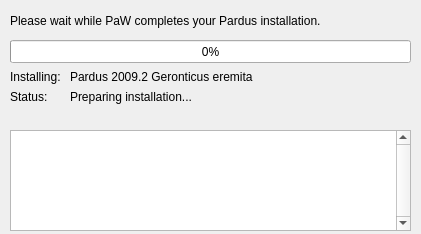
Before: the Qt Designer form playground/gsoc/PaW/src/ui/gui/installing.ui in pars-linux/uludag, drawn with Qt 5.
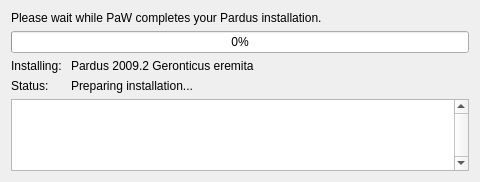
After: the same form once the commit is applied.

Commit message: updated installing screen ui. cd-rom count bugfix. gui still freezes.

Patch:
```diff
--- a/playground/gsoc/PaW/src/ui/gui/installing.ui
+++ b/playground/gsoc/PaW/src/ui/gui/installing.ui
@@ -6,48 +6,29 @@
    <rect>
     <x>0</x>
     <y>0</y>
-    <width>421</width>
-    <height>234</height>
+    <width>480</width>
+    <height>182</height>
    </rect>
   </property>
   <property name="windowTitle">
    <string/>
   </property>
+  <layout class="QGridLayout" name="gridLayout">
+   <item row="0" column="0">
   <widget class="QLabel" name="label">
-   <property name="geometry">
-    <rect>
-     <x>10</x>
-     <y>10</y>
-     <width>401</width>
-     <height>21</height>
-    </rect>
-   </property>
    <property name="text">
     <string>Please wait while PaW completes your Pardus installation.</string>
    </property>
   </widget>
+   </item>
+   <item row="1" column="0">
   <widget class="QProgressBar" name="progressBar">
-   <property name="geometry">
-    <rect>
-     <x>10</x>
-     <y>40</y>
-     <width>401</width>
-     <height>23</height>
-    </rect>
-   </property>
    <property name="value">
     <number>0</number>
    </property>
   </widget>
-  <widget class="QWidget" name="formLayoutWidget">
-   <property name="geometry">
-    <rect>
-     <x>10</x>
-     <y>70</y>
-     <width>401</width>
-     <height>51</height>
-    </rect>
-   </property>
+   </item>
+   <item row="2" column="0">
    <layout class="QFormLayout" name="formLayout">
     <property name="fieldGrowthPolicy">
      <enum>QFormLayout::AllNonFixedFieldsGrow</enum>
@@ -81,16 +62,9 @@
      </widget>
     </item>
    </layout>
-  </widget>
+   </item>
+   <item row="3" column="0">
   <widget class="QTextEdit" name="textEdit">
-   <property name="geometry">
-    <rect>
-     <x>10</x>
-     <y>130</y>
-     <width>401</width>
-     <height>101</height>
-    </rect>
-   </property>
    <property name="verticalScrollBarPolicy">
     <enum>Qt::ScrollBarAlwaysOn</enum>
    </property>
@@ -111,6 +85,8 @@
     <set>Qt::TextSelectableByKeyboard|Qt::TextSelectableByMouse</set>
    </property>
   </widget>
+   </item>
+  </layout>
  </widget>
  <resources/>
  <connections/>
```
Lines whose indentation alone changed are shown as unchanged. The commit also changes 3 other files.
